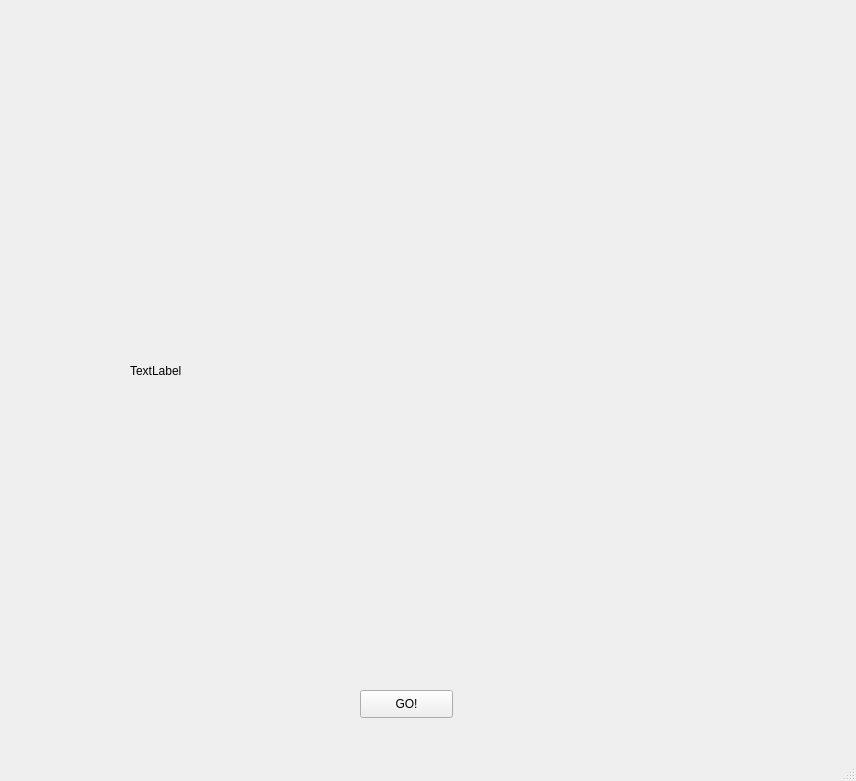
Before: the Qt Designer form HW2/MyGUI.ui in KaiTung/NCU_111_NeuronNetwork, drawn with Qt 5.
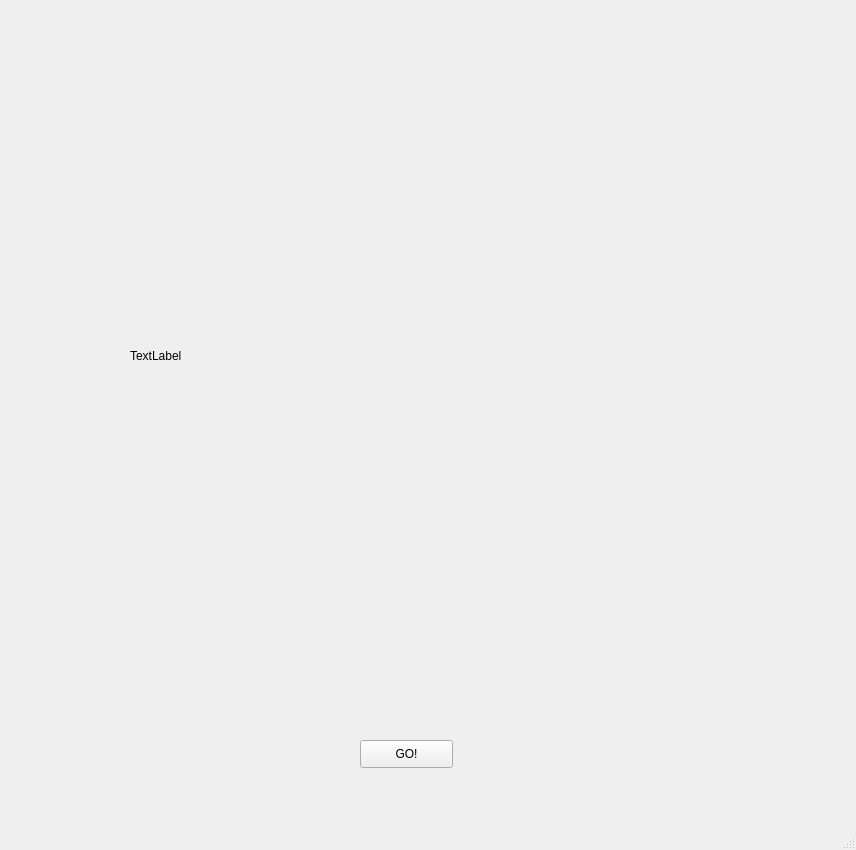
After: the same form once the commit is applied.

The edit to the form file:
```diff
--- a/HW2/MyGUI.ui
+++ b/HW2/MyGUI.ui
@@ -7,7 +7,7 @@
     <x>0</x>
     <y>0</y>
     <width>856</width>
-    <height>781</height>
+    <height>850</height>
    </rect>
   </property>
   <property name="windowTitle">
@@ -18,9 +18,9 @@
     <property name="geometry">
      <rect>
       <x>130</x>
-      <y>70</y>
+      <y>20</y>
       <width>571</width>
-      <height>601</height>
+      <height>671</height>
      </rect>
     </property>
     <property name="text">
@@ -31,7 +31,7 @@
     <property name="geometry">
      <rect>
       <x>360</x>
-      <y>690</y>
+      <y>740</y>
       <width>93</width>
       <height>28</height>
      </rect>
```
